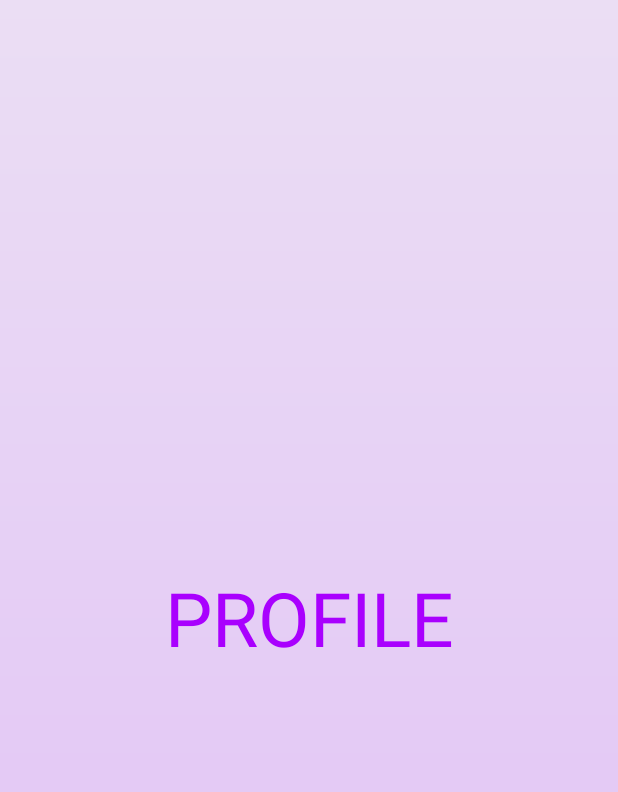
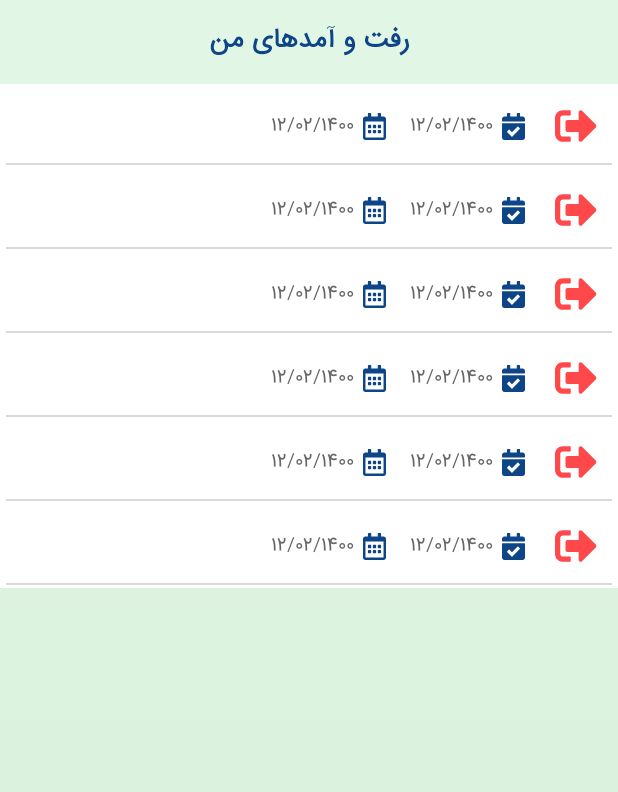
Before and after one commit to em-ad/karteam, an Android app: the layout fragment_profile.xml on its own in the app's theme, with its tools: preview values and no code run, on a phone screen of 412 x 824 dp. Shown: the top 792 px of the screen. Run offline under Robolectric (Android 15) with nearby library versions, the phone set to English and light mode, and no system bars; network calls fail.

Commit message:
add logs

```diff
--- a/app/build.gradle
+++ b/app/build.gradle
@@ -57,4 +57,6 @@ dependencies {
 
     implementation 'com.google.android.gms:play-services-location:18.0.0'
 
+    implementation 'com.auth0.android:jwtdecode:2.0.1'
+
 }
--- a/app/src/main/java/space/kheyrati/nanowatch/MainActivity.java
+++ b/app/src/main/java/space/kheyrati/nanowatch/MainActivity.java
@@ -79,12 +79,6 @@ public class MainActivity extends AppCompatActivity {
     @SuppressLint("MissingPermission")
     public void findUserLocation() {
         fusedLocationClient = LocationServices.getFusedLocationProviderClient(this);
-//        fusedLocationClient.getLastLocation().addOnCompleteListener(task -> {
-//            if(task.getResult() != null) {
-//                MyApplication.lastLocation = task.getResult();
-//                Toast.makeText(this, MyApplication.isDistanceValid(task.getResult()) + " ", Toast.LENGTH_LONG).show();
-//            }
-//        });
         fusedLocationClient.requestLocationUpdates(new LocationRequest(), new LocationCallback() {
             @Override
             public void onLocationResult(@NonNull LocationResult locationResult) {
--- a/app/src/main/java/space/kheyrati/nanowatch/MyApplication.java
+++ b/app/src/main/java/space/kheyrati/nanowatch/MyApplication.java
@@ -2,8 +2,6 @@ package space.kheyrati.nanowatch;
 
 import android.app.Application;
 import android.location.Location;
-import android.util.Log;
-import android.widget.Toast;
 
 
 public class MyApplication extends Application {
@@ -14,8 +12,8 @@ public class MyApplication extends Application {
     public static final double sattariLon = 51.353377;
 
     public static boolean locationValid() {
-        if(lastLocation == null) return false;
-        return isDistanceValid(lastLocation) < 3;
+        if (lastLocation == null) return false;
+        return isDistanceValid(lastLocation) < 3.5;
     }
 
     public static double isDistanceValid(Location point1) {
--- a/app/src/main/res/drawable/bottom_rounded_purple.xml
+++ b/app/src/main/res/drawable/bottom_rounded_purple.xml
@@ -6,6 +6,6 @@
         android:bottomRightRadius="8dp" />
     <gradient
         android:angle="270"
-        android:endColor="#5564ee"
-        android:startColor="@color/primary" />
+        android:endColor="@color/primary_dark"
+        android:startColor="@color/primary_very_dark" />
 </shape>
--- a/app/src/main/res/drawable/button_state.xml
+++ b/app/src/main/res/drawable/button_state.xml
@@ -3,12 +3,12 @@
     <item android:state_pressed="true">
         <shape android:shape="oval">
             <solid android:color="#22000000" />
-            <stroke android:width="8dp" android:color="@color/primary" />
+            <stroke android:width="8dp" android:color="@color/primary_dark" />
         </shape>
     </item>
     <item>
         <shape android:shape="oval">
-            <stroke android:width="5dp" android:color="@color/primary" />
+            <stroke android:width="5dp" android:color="@color/primary_dark" />
         </shape>
     </item>
 </selector>
--- /dev/null
+++ b/app/src/main/res/drawable/ic_sign_in_alt.xml
@@ -0,0 +1,4 @@
+<vector android:height="200dp" android:viewportHeight="512"
+    android:viewportWidth="512" android:width="200dp" xmlns:android="http://schemas.android.com/apk/res/android">
+    <path android:fillColor="@color/green_sharp" android:pathData="M416,448h-84c-6.6,0 -12,-5.4 -12,-12v-40c0,-6.6 5.4,-12 12,-12h84c17.7,0 32,-14.3 32,-32L448,160c0,-17.7 -14.3,-32 -32,-32h-84c-6.6,0 -12,-5.4 -12,-12L320,76c0,-6.6 5.4,-12 12,-12h84c53,0 96,43 96,96v192c0,53 -43,96 -96,96zM369,247L201,79c-15,-15 -41,-4.5 -41,17v96L24,192c-13.3,0 -24,10.7 -24,24v96c0,13.3 10.7,24 24,24h136v96c0,21.5 26,32 41,17l168,-168c9.3,-9.4 9.3,-24.6 0,-34z"/>
+</vector>
--- /dev/null
+++ b/app/src/main/res/drawable/ic_sign_out_alt.xml
@@ -0,0 +1,4 @@
+<vector android:height="200dp" android:viewportHeight="512"
+    android:viewportWidth="512" android:width="200dp" xmlns:android="http://schemas.android.com/apk/res/android">
+    <path android:fillColor="@color/red" android:pathData="M497,273L329,441c-15,15 -41,4.5 -41,-17v-96H152c-13.3,0 -24,-10.7 -24,-24v-96c0,-13.3 10.7,-24 24,-24h136V88c0,-21.4 25.9,-32 41,-17l168,168c9.3,9.4 9.3,24.6 0,34zM192,436v-40c0,-6.6 -5.4,-12 -12,-12H96c-17.7,0 -32,-14.3 -32,-32V160c0,-17.7 14.3,-32 32,-32h84c6.6,0 12,-5.4 12,-12V76c0,-6.6 -5.4,-12 -12,-12H96c-53,0 -96,43 -96,96v192c0,53 43,96 96,96h84c6.6,0 12,-5.4 12,-12z"/>
+</vector>
--- a/app/src/main/res/drawable/rounded_white_box.xml
+++ b/app/src/main/res/drawable/rounded_white_box.xml
@@ -1,7 +1,7 @@
 <?xml version="1.0" encoding="utf-8"?>
 <shape xmlns:android="http://schemas.android.com/apk/res/android"
     android:shape="rectangle">
-    <solid android:color="@color/white" />
+    <solid android:color="@color/primary_very_dark" />
     <corners android:radius="8dp" />
     <stroke
         android:width="0.4dp"
--- a/app/src/main/res/layout/activity_main.xml
+++ b/app/src/main/res/layout/activity_main.xml
@@ -26,7 +26,7 @@
         android:layout_height="wrap_content"
         android:layout_marginStart="0dp"
         android:layout_marginEnd="0dp"
-        android:background="@color/primary"
+        android:background="@color/primary_dark"
         app:layout_constraintBottom_toBottomOf="parent"
         app:layout_constraintLeft_toLeftOf="parent"
         app:layout_constraintRight_toRightOf="parent"
--- a/app/src/main/res/layout/fragment_profile.xml
+++ b/app/src/main/res/layout/fragment_profile.xml
@@ -1,8 +1,9 @@
 <?xml version="1.0" encoding="utf-8"?>
-<FrameLayout xmlns:android="http://schemas.android.com/apk/res/android"
+<androidx.constraintlayout.widget.ConstraintLayout xmlns:android="http://schemas.android.com/apk/res/android"
     xmlns:tools="http://schemas.android.com/tools"
     android:layout_width="match_parent"
     android:layout_height="match_parent"
+    xmlns:app="http://schemas.android.com/apk/res-auto"
     android:background="@drawable/background_gradient"
     android:clickable="true"
     android:focusable="true"
@@ -10,10 +11,27 @@
 
     <TextView
         android:layout_width="match_parent"
-        android:layout_height="match_parent"
-        android:textColor="@color/primary"
-        android:textSize="50sp"
+        android:layout_height="wrap_content"
+        android:textSize="18sp"
+        android:text="رفت و آمدهای من"
+        android:fontFamily="@font/app_font"
+        app:layout_constraintTop_toTopOf="parent"
+        android:textColor="@color/primary_dark"
+        android:textStyle="bold"
         android:gravity="center"
-        android:text="PROFILE" />
+        android:layout_marginTop="12dp"
+        android:id="@+id/title"
+        />
 
-</FrameLayout>
+    <androidx.recyclerview.widget.RecyclerView
+        android:layout_width="match_parent"
+        android:layout_height="0dp"
+        app:layout_constraintTop_toBottomOf="@id/title"
+        app:layout_constraintBottom_toBottomOf="parent"
+        android:layout_marginTop="12dp"
+        android:id="@+id/recycler"
+        tools:itemCount="10"
+        tools:listitem="@layout/item_traffic"
+        />
+
+</androidx.constraintlayout.widget.ConstraintLayout>
--- a/app/src/main/res/layout/fragment_traffic.xml
+++ b/app/src/main/res/layout/fragment_traffic.xml
@@ -32,6 +32,7 @@
         app:layout_constraintBottom_toBottomOf="parent"
         app:srcCompat="@drawable/time_box"
         android:alpha="0.2"
+        android:tint="@color/primary_very_dark"
         />
 
     <TextView
@@ -61,6 +62,7 @@
         app:layout_constraintEnd_toEndOf="parent"
         app:layout_constraintTop_toBottomOf="@id/tvEntered"
         app:lottie_autoPlay="true"
+        android:visibility="gone"
         app:lottie_rawRes="@raw/pendulum"
         android:tint="@color/primary"
         app:lottie_loop="true"
@@ -77,7 +79,7 @@
         tools:visibility="visible"
         android:visibility="invisible"
         android:textSize="16sp"
-        android:textColor="@color/grey_3"
+        android:textColor="@color/secondary_very_light"
         android:fontFamily="@font/app_font"
         android:background="@drawable/rounded_white_box"
         android:paddingRight="12dp"
@@ -98,6 +100,7 @@
         app:layout_constraintRight_toRightOf="@id/tvEntered"
         app:layout_constraintLeft_toLeftOf="@id/tvEntered"
         android:layout_marginTop="-8dp"
+        android:visibility="gone"
         />
 
     <androidx.appcompat.widget.AppCompatImageView
--- /dev/null
+++ b/app/src/main/res/layout/item_traffic.xml
@@ -0,0 +1,69 @@
+<?xml version="1.0" encoding="utf-8"?>
+<androidx.constraintlayout.widget.ConstraintLayout xmlns:android="http://schemas.android.com/apk/res/android"
+    android:layout_width="match_parent"
+    android:layout_height="wrap_content"
+    xmlns:app="http://schemas.android.com/apk/res-auto"
+    xmlns:tools="http://schemas.android.com/tools"
+    android:clickable="true"
+    android:focusable="true"
+    tools:background="@color/white"
+    android:background="#00ffffff">
+
+    <androidx.appcompat.widget.AppCompatImageView
+        android:id="@+id/ivStatus"
+        android:layout_width="40dp"
+        android:layout_height="40dp"
+        app:layout_constraintRight_toRightOf="parent"
+        app:layout_constraintTop_toTopOf="parent"
+        app:layout_constraintBottom_toBottomOf="parent"
+        android:layout_margin="8dp"
+        app:srcCompat="@drawable/ic_sign_out_alt"
+        android:padding="6dp"
+        />
+
+    <TextView
+        android:id="@+id/tvDate"
+        android:layout_width="wrap_content"
+        android:layout_height="wrap_content"
+        android:fontFamily="@font/app_font"
+        android:textSize="12sp"
+        android:gravity="right|center_vertical"
+        android:layout_marginRight="14dp"
+        app:layout_constraintRight_toLeftOf="@id/ivStatus"
+        app:layout_constraintTop_toTopOf="parent"
+        app:layout_constraintBottom_toBottomOf="parent"
+        android:drawableRight="@drawable/ic_calendar_check"
+        tools:text="12/02/1400"
+        android:textColor="@color/grey_6"
+        android:drawablePadding="6dp"
+        />
+
+    <TextView
+        android:id="@+id/tvTime"
+        android:layout_width="wrap_content"
+        android:layout_height="wrap_content"
+        android:fontFamily="@font/app_font"
+        android:textSize="12sp"
+        android:gravity="right|center_vertical"
+        android:layout_marginRight="16dp"
+        app:layout_constraintTop_toTopOf="parent"
+        app:layout_constraintBottom_toBottomOf="parent"
+        app:layout_constraintRight_toLeftOf="@id/tvDate"
+        android:drawableRight="@drawable/ic_calendar_alt"
+        tools:text="12/02/1400"
+        android:textColor="@color/grey_6"
+        android:drawablePadding="6dp"
+        />
+
+    <View
+        android:layout_width="match_parent"
+        android:layout_height="1dp"
+        android:background="#d9d9d9"
+        android:layout_marginTop="12dp"
+        app:layout_constraintTop_toBottomOf="@id/tvDate"
+        app:layout_constraintBottom_toBottomOf="parent"
+        android:layout_marginRight="4dp"
+        android:layout_marginLeft="4dp"
+        />
+
+</androidx.constraintlayout.widget.ConstraintLayout>
--- a/app/src/main/res/values/colors.xml
+++ b/app/src/main/res/values/colors.xml
@@ -8,12 +8,16 @@
     <color name="black">#FF000000</color>
     <color name="white">#FFFFFFFF</color>
 
-    <color name="primary">#A900FE</color>
-    <color name="primary_dark">#7501AF</color>
-    <color name="primary_very_dark">#32024A</color>
-    <color name="secondary">#E0BEF6</color>
-    <color name="secondary_light">#EBDEF4</color>
-    <color name="secondary_very_light">#F7F3FA</color>
+    <color name="primary">#187df1</color>
+    <color name="red">#ff484a</color>
+    <color name="yellow">#ECD511</color>
+    <color name="primary_dark">#0D4587</color>
+    <color name="green">#A1E8AC</color>
+    <color name="green_sharp">#33DC4D</color>
+    <color name="primary_very_dark">#071440</color>
+    <color name="secondary">#D7F0DB</color>
+    <color name="secondary_light">#E2F6E5</color>
+    <color name="secondary_very_light">#F0F8F1</color>
 
 	<color name="grey_3">#333333</color>
 	<color name="grey_6">#666</color>
```
Also changed, not shown: app/src/main/java/space/kheyrati/nanowatch/KheyratiApi.java (+5 -20 lines), app/src/main/java/space/kheyrati/nanowatch/KheyratiRepository.java (+21 -0 lines), app/src/main/java/space/kheyrati/nanowatch/MSharedPreferences.java (+8 -0 lines), app/src/main/java/space/kheyrati/nanowatch/ProfileFragment.java (+36 -0 lines), app/src/main/java/space/kheyrati/nanowatch/TrafficAdapter.java (added, +68 -0 lines), app/src/main/java/space/kheyrati/nanowatch/TrafficFragment.java (+6 -4 lines), app/src/main/java/space/kheyrati/nanowatch/UserLogResponseItem.java (added, +79 -0 lines).
